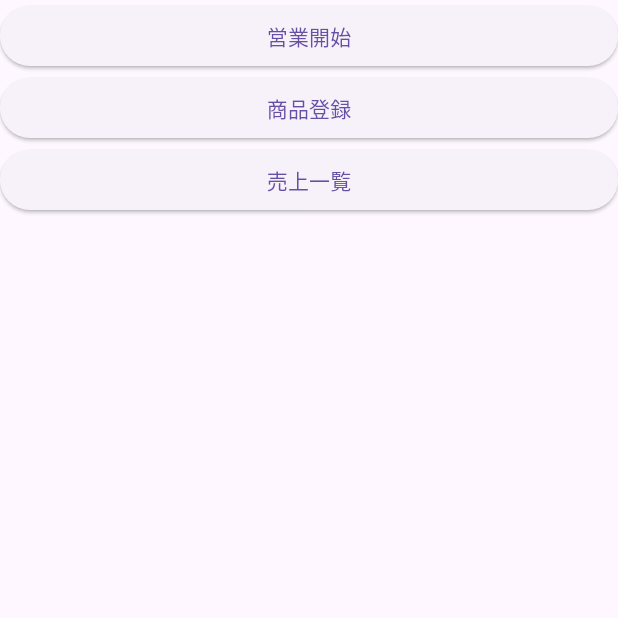
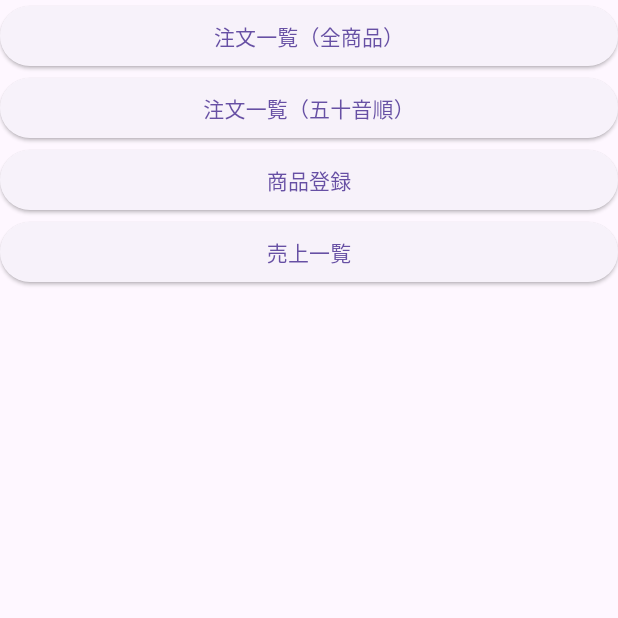
Before and after one commit to arafipro/take_orders_app, a Flutter app: the screen it shows after launch, on a phone screen of 412 x 824 dp, the top half of it. Run offline on Flutter 3.47's test engine with Material 2 defaults, Android fonts, the phone set to English and light mode, and no system bars; our stand-ins replace drift; accounts and stored records are empty; generated files the repository leaves out were written again.

Commit message:
TopPageの画面遷移のメニューを変更#27

```diff
--- a/lib/main.dart
+++ b/lib/main.dart
@@ -28,7 +28,7 @@ class MainApp extends StatelessWidget {
       theme: ThemeData(
         useMaterial3: true,
       ),
-      home: const TopPage(),
+      home: TopPage(),
     );
   }
 }
--- a/lib/pages/top_page.dart
+++ b/lib/pages/top_page.dart
@@ -2,9 +2,16 @@ import "package:flutter/material.dart";
 import "package:take_orders_app/pages/initial_select_page.dart";
 import "package:take_orders_app/pages/input_page.dart";
 import "package:take_orders_app/pages/order_list_page.dart";
+import "package:take_orders_app/pages/order_page.dart";
+import "package:take_orders_app/repository/items_repository.dart";
 
 class TopPage extends StatelessWidget {
-  const TopPage({super.key});
+  TopPage({super.key});
+
+  final itemRepo = ItemsRepository();
+  // isSelected = false : OrderPage()
+  // isSelected = true : InitialSelectPage() => OrderPage()
+  final bool isSelected = false;
 
   @override
   Widget build(BuildContext context) {
@@ -18,7 +25,32 @@ class TopPage extends StatelessWidget {
               SizedBox(
                 width: double.infinity,
                 child: ElevatedButton(
-                  child: const Text("営業開始"),
+                  child: const Text("注文一覧（全商品）"),
+                  // isSelectedで切り替え機能を
+                  onPressed: () => isSelected
+                      ? Navigator.push(
+                          context,
+                          MaterialPageRoute(
+                            builder: (context) => const InitialSelectPage(),
+                          ),
+                        )
+                      : itemRepo.getAllItems().then(
+                          (allItems) {
+                            Navigator.push(
+                              context,
+                              MaterialPageRoute(
+                                builder: (context) =>
+                                    OrderPage(searchData: allItems),
+                              ),
+                            );
+                          },
+                        ),
+                ),
+              ),
+              SizedBox(
+                width: double.infinity,
+                child: ElevatedButton(
+                  child: const Text("注文一覧（五十音順）"),
                   onPressed: () {
                     Navigator.push(
                       context,
```
Also changed, not shown: lib/pages/initial_select_page.dart (+5 -2 lines), lib/pages/order_page.dart (+14 -3 lines).
